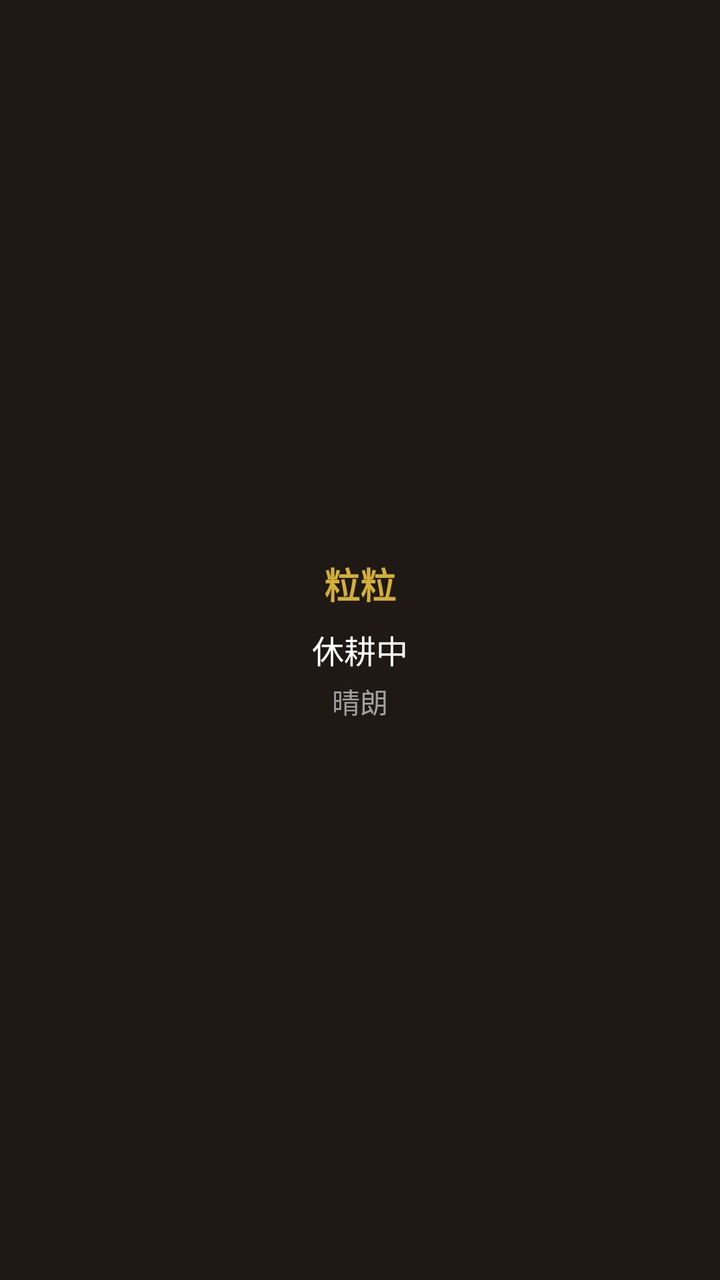
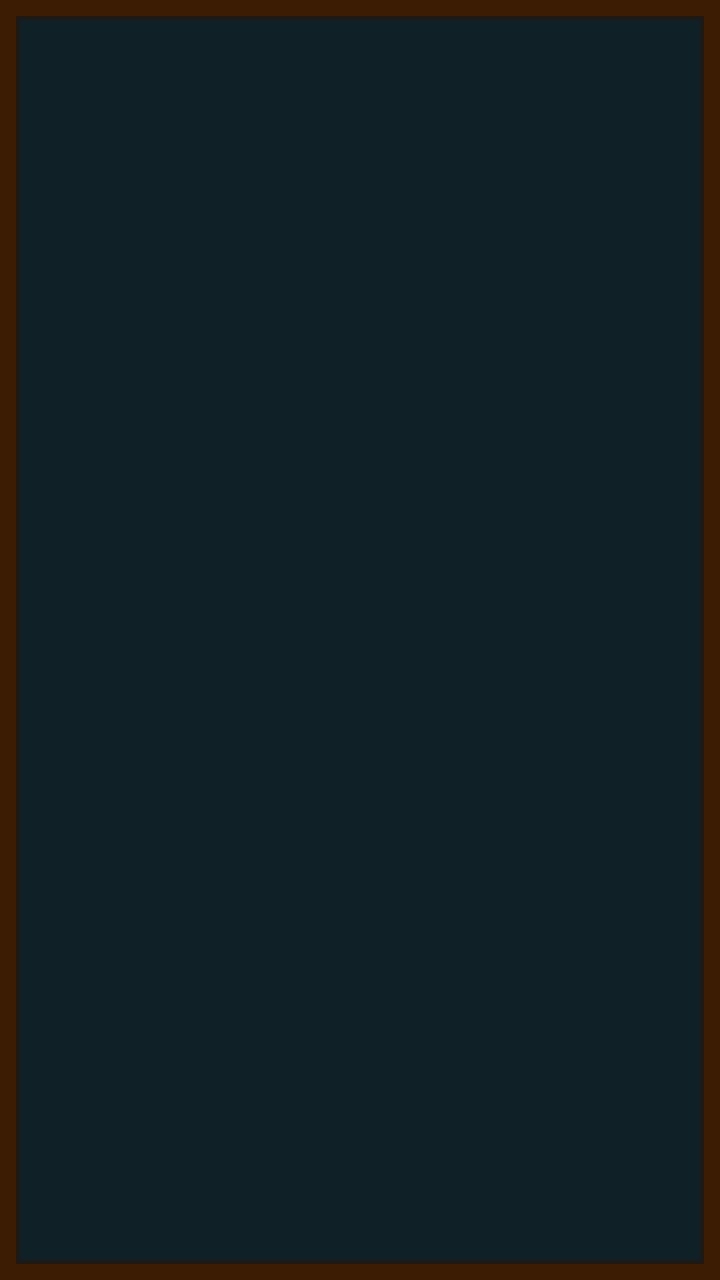

An Android layout rendered at two revisions. The XML below is the earlier revision; the diff shows what the commit changed to produce the second picture.
<!-- AndroidManifest.xml: fallback theme Theme.MaterialComponents.DayNight.NoActionBar -->
<!-- res/layout/rice_widget_layout.xml -->
<?xml version="1.0" encoding="utf-8"?>
<LinearLayout xmlns:android="http://schemas.android.com/apk/res/android"
    android:id="@+id/widget_root"
    android:layout_width="match_parent"
    android:layout_height="match_parent"
    android:background="#1E1915"
    android:orientation="vertical"
    android:padding="16dp"
    android:gravity="center">

    <TextView
        android:id="@+id/tv_title"
        android:layout_width="wrap_content"
        android:layout_height="wrap_content"
        android:text="粒粒"
        android:textColor="#D4AF37"
        android:textSize="18sp"
        android:textStyle="bold" />

    <TextView
        android:id="@+id/tv_stage"
        android:layout_width="wrap_content"
        android:layout_height="wrap_content"
        android:layout_marginTop="8dp"
        android:text="休耕中"
        android:textColor="#FFFFFF"
        android:textSize="16sp" />

    <TextView
        android:id="@+id/tv_weather"
        android:layout_width="wrap_content"
        android:layout_height="wrap_content"
        android:layout_marginTop="4dp"
        android:text="晴朗"
        android:textColor="#A0A0A0"
        android:textSize="14sp" />

    <TextView
        android:id="@+id/tv_notification"
        android:layout_width="wrap_content"
        android:layout_height="wrap_content"
        android:layout_marginTop="12dp"
        android:text="● 阿公有信"
        android:textColor="#4CAF50"
        android:textSize="14sp"
        android:textStyle="bold"
        android:visibility="gone" />

</LinearLayout>
<!-- resources referenced by this layout -->
<resources>

</resources>

<!-- the commit's change to res/layout/rice_widget_layout.xml (unified diff, before → after) -->
@@ -3,47 +3,23 @@
     android:id="@+id/widget_root"
     android:layout_width="match_parent"
     android:layout_height="match_parent"
-    android:background="#1E1915"
-    android:orientation="vertical"
-    android:padding="16dp"
-    android:gravity="center">
+    android:background="#3D1C04" 
+    android:padding="8dp">
 
-    <TextView
-        android:id="@+id/tv_title"
-        android:layout_width="wrap_content"
-        android:layout_height="wrap_content"
-        android:text="粒粒"
-        android:textColor="#D4AF37"
-        android:textSize="18sp"
-        android:textStyle="bold" />
+    
+    <LinearLayout
+        android:layout_width="match_parent"
+        android:layout_height="match_parent"
+        android:background="#1E1915"
+        android:padding="2dp">
 
-    <TextView
-        android:id="@+id/tv_stage"
-        android:layout_width="wrap_content"
-        android:layout_height="wrap_content"
-        android:layout_marginTop="8dp"
-        android:text="休耕中"
-        android:textColor="#FFFFFF"
-        android:textSize="16sp" />
-
-    <TextView
-        android:id="@+id/tv_weather"
-        android:layout_width="wrap_content"
-        android:layout_height="wrap_content"
-        android:layout_marginTop="4dp"
-        android:text="晴朗"
-        android:textColor="#A0A0A0"
-        android:textSize="14sp" />
-
-    <TextView
-        android:id="@+id/tv_notification"
-        android:layout_width="wrap_content"
-        android:layout_height="wrap_content"
-        android:layout_marginTop="12dp"
-        android:text="● 阿公有信"
-        android:textColor="#4CAF50"
-        android:textSize="14sp"
-        android:textStyle="bold"
-        android:visibility="gone" />
+        <ImageView
+            android:id="@+id/iv_scenery"
+            android:layout_width="match_parent"
+            android:layout_height="match_parent"
+            android:scaleType="centerCrop"
+            android:background="#0F2027"/>
+            
+    </LinearLayout>
 
 </LinearLayout>
